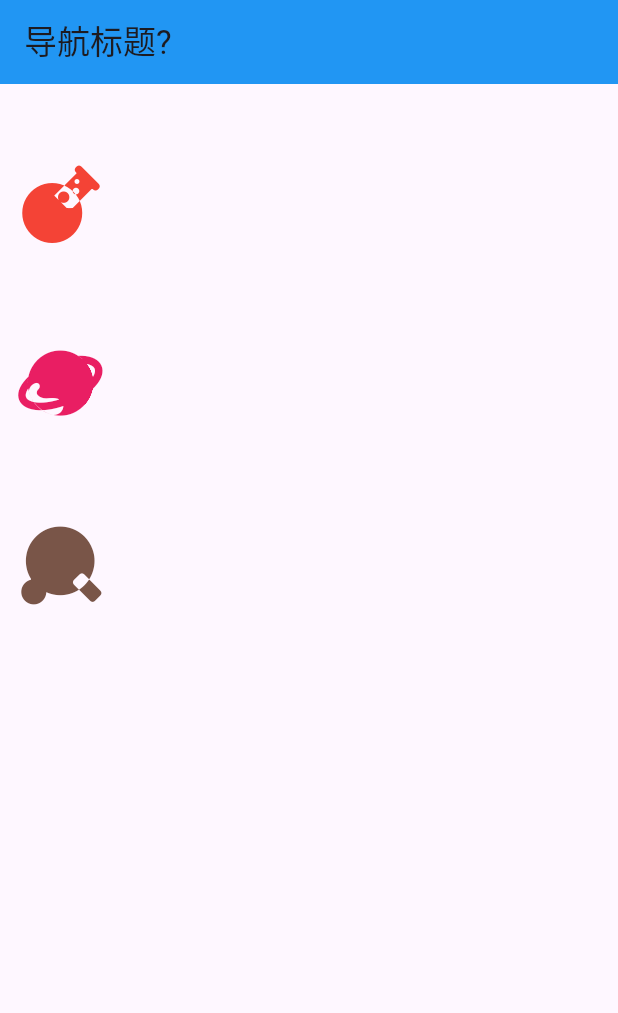
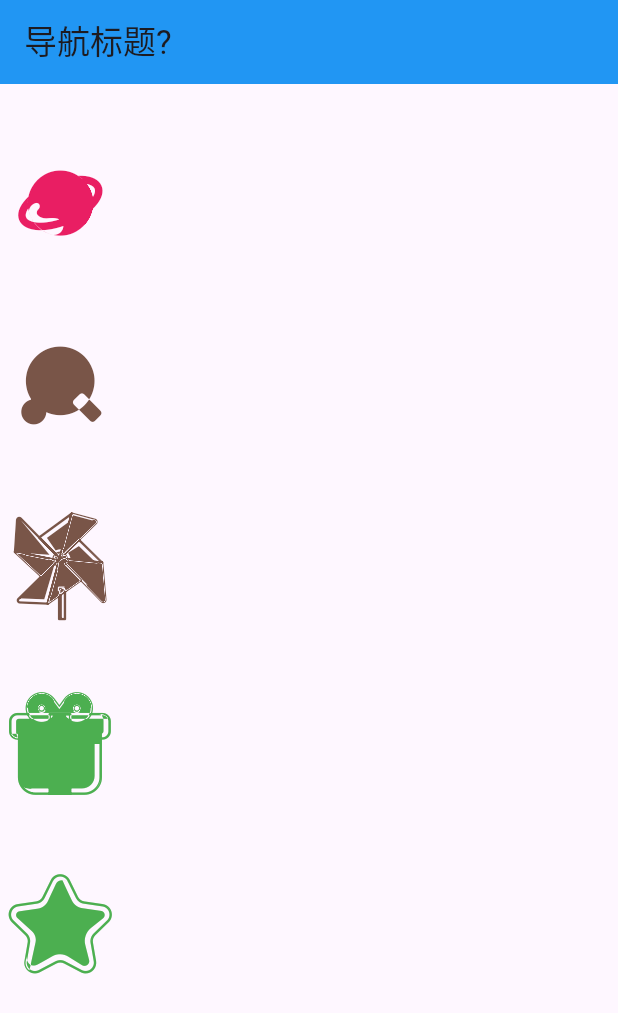
Before and after one commit to sven713/TestFlutter, a Flutter app: the screen it shows after launch, on a phone screen of 412 x 824 dp. Shown: the top 1013 px of the screen. Run offline on Flutter 3.47's test engine with Material 3 defaults, Android fonts, the phone set to English and light mode, and no system bars.

Commit message:
P23 custom font name : 'yearFamily'  not work, change to 'yearI' can work!

```diff
--- a/lib/main.dart
+++ b/lib/main.dart
@@ -29,19 +29,22 @@ class MyApp extends StatelessWidget {
         // Icon(Icons.search, color: Colors.red, size: 50,),
         // SizedBox(height: 40,),
         // Icon(Icons.home, color: Colors.red, size: 50,),
-        SizedBox(height: 40,),
-        Icon(SvenIcon.chemist, color: Colors.red, size: 80,),
+        // SizedBox(height: 40,),
+        // Icon(SvenIcon.chemist, color: Colors.red, size: 80,),
         SizedBox(height: 40,),
         Icon(SvenIcon.find, color: Colors.pink, size: 80,),
         SizedBox(height: 40,),
         Icon(SvenIcon.sport, color: Colors.brown, size: 80,),
 
 
-        // SizedBox(height: 40,),
-        // Icon(SvenIcon.wind, color: Colors.brown, size: 80,),
-        //
-        // SizedBox(height: 40,),
-        // Icon(SvenIcon.gift, color: Colors.brown, size: 80,),
+        SizedBox(height: 40,),
+        Icon(SvenIcon.wind, color: Colors.brown, size: 80,),
+
+        SizedBox(height: 40,),
+        Icon(SvenIcon.gift, color: Colors.green, size: 80,),
+
+        SizedBox(height: 40,),
+        Icon(SvenIcon.collection, color: Colors.green, size: 80,),
       ],
     );
   }
--- a/lib/svFont.dart
+++ b/lib/svFont.dart
@@ -24,19 +24,19 @@ class SvenIcon {
 
   static const IconData wind = IconData(
       0xe674,
-      fontFamily: 'yearFamily',
+      fontFamily: 'yearI',
       matchTextDirection: true
   );
 
   static const IconData gift = IconData(
       0xe675,
-      fontFamily: 'yearFamily',
+      fontFamily: 'yearI',
       matchTextDirection: true
   );
 
   static const IconData collection = IconData(
       0xe677,
-      fontFamily: 'yearFamily',
+      fontFamily: 'yearI',
       matchTextDirection: true
   );
 }
--- a/pubspec.yaml
+++ b/pubspec.yaml
@@ -80,7 +80,7 @@ flutter:
        fonts:
          - asset: fonts/iconfont.ttf
   #         style: italic
-     - family: yearFamily
+     - family: yearI
        fonts:
          - asset: fonts/yearfont.ttf
   #       - asset: fonts/TrajanPro_Bold.ttf
```
